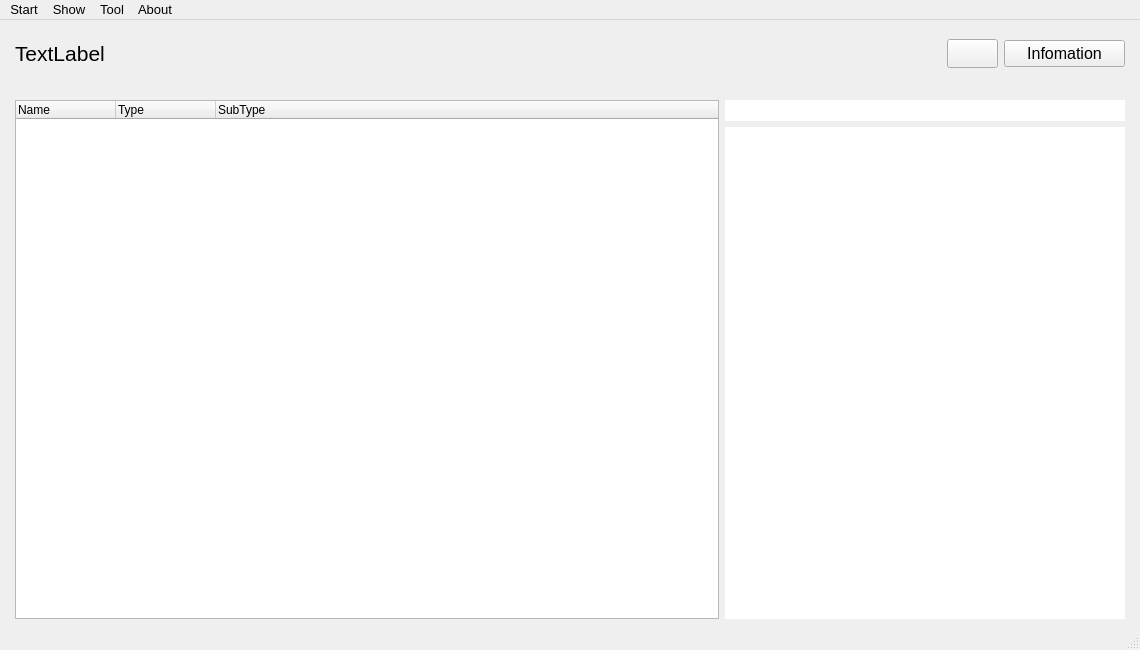
Qt form mainwindow.ui (stephan-zhuchen/BIOS-Viewer) before a commit.
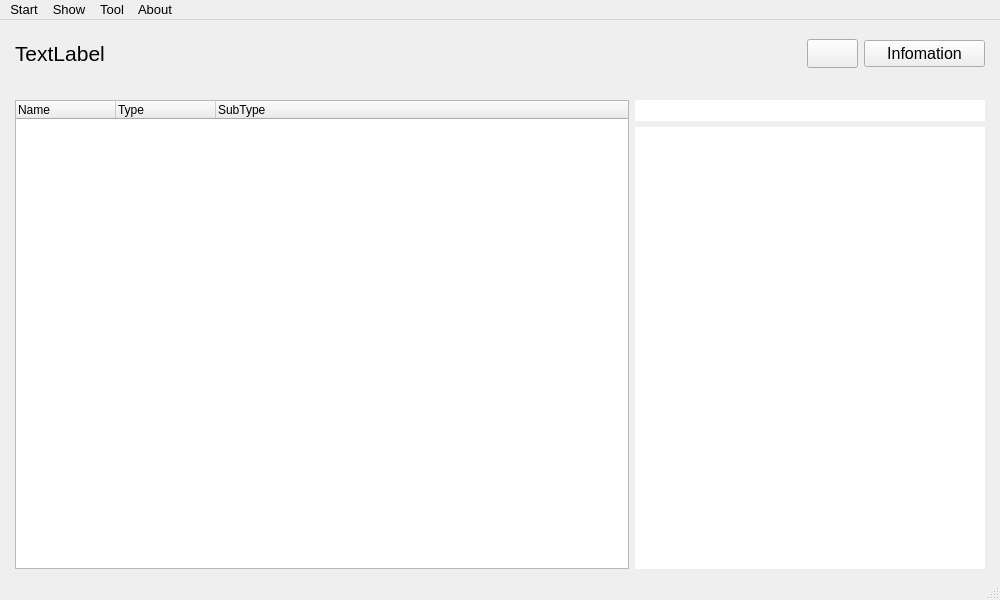
The same form after that commit. Icons and pictures are not drawn.

```diff
--- a/mainwindow.ui
+++ b/mainwindow.ui
@@ -6,8 +6,8 @@
    <rect>
     <x>0</x>
     <y>0</y>
-    <width>1140</width>
-    <height>650</height>
+    <width>1000</width>
+    <height>600</height>
    </rect>
   </property>
   <property name="font">
@@ -216,7 +216,7 @@
         </property>
         <property name="minimumSize">
          <size>
-          <width>700</width>
+          <width>600</width>
           <height>300</height>
          </size>
         </property>
@@ -305,7 +305,7 @@
           </property>
           <property name="minimumSize">
            <size>
-            <width>400</width>
+            <width>350</width>
             <height>0</height>
            </size>
           </property>
@@ -340,7 +340,7 @@
     <rect>
      <x>0</x>
      <y>0</y>
-     <width>1140</width>
+     <width>1000</width>
      <height>21</height>
     </rect>
    </property>
```
